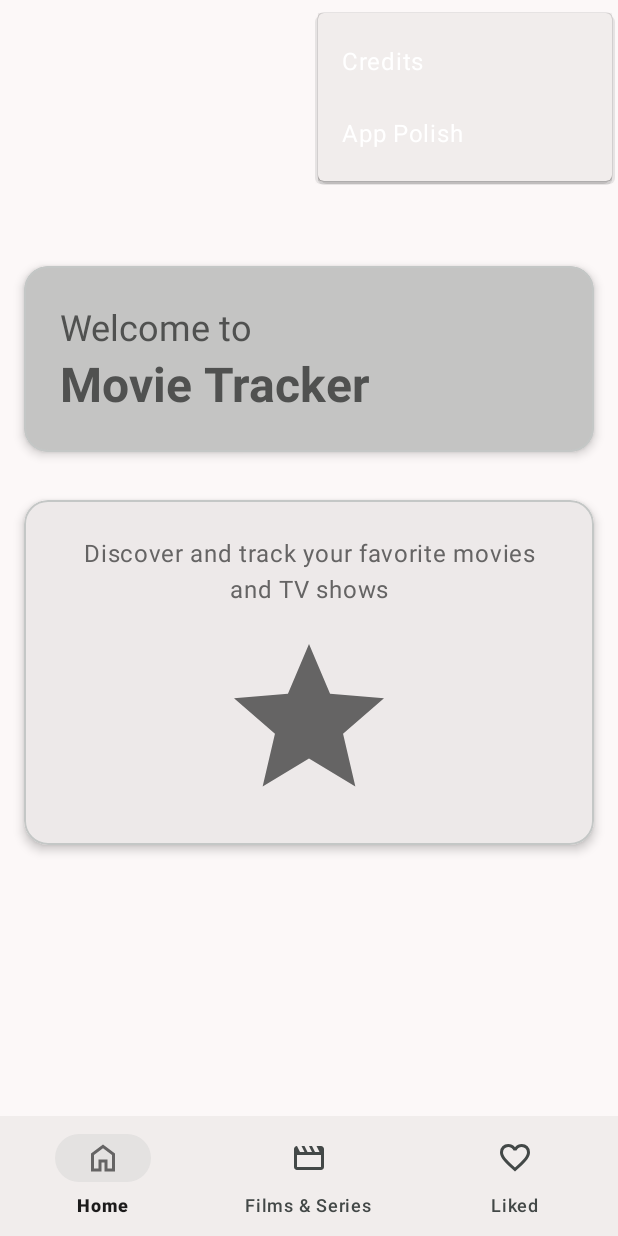
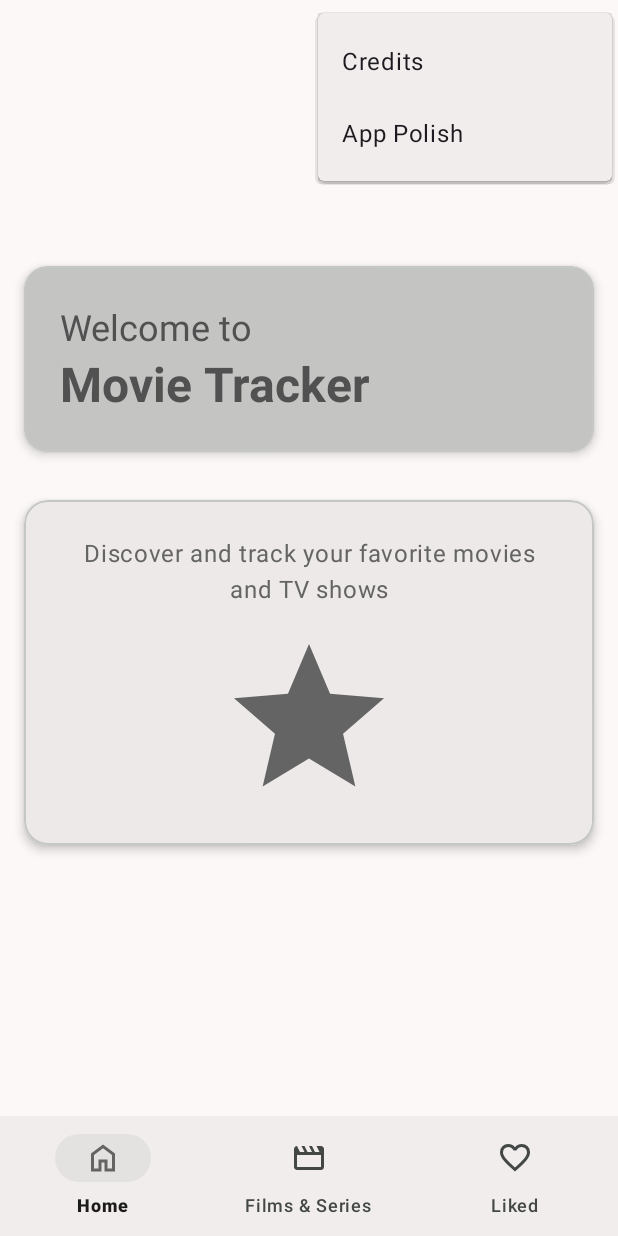
Before and after one commit to GillesVanPellicom/TM_app_dev_2025, an Android app built with Jetpack Compose: the screen it shows after launch (MainActivity), with the options menu open, on a phone screen of 412 x 824 dp. Run offline under Robolectric (Android 15) with nearby library versions, the phone set to English and light mode, and no system bars; our stand-ins replace Room's generated code, navigation-ui.

Commit message:
Changed: fixed light theme errors

```diff
--- a/app/src/main/java/com/example/movietracker/MainActivity.kt
+++ b/app/src/main/java/com/example/movietracker/MainActivity.kt
@@ -11,6 +11,7 @@ import android.view.WindowManager
 import android.widget.Button
 import android.widget.ImageView
 import android.widget.TextView
+import androidx.activity.OnBackPressedCallback
 import androidx.appcompat.app.AppCompatActivity
 import androidx.core.view.ViewCompat
 import androidx.core.view.WindowInsetsCompat
@@ -27,6 +28,8 @@ class MainActivity : AppCompatActivity() {
 
   internal lateinit var binding: ActivityMainBinding
   private lateinit var navController: NavController
+  private var isBackDisabled: Boolean = false // Flag to disable back button
+
 
   companion object {
     lateinit var database: AppDatabase
@@ -53,6 +56,17 @@ class MainActivity : AppCompatActivity() {
       view.updatePadding(top = systemBarsInsets.top)
       insets
     }
+
+    // Register OnBackPressedCallback
+    onBackPressedDispatcher.addCallback(this, object : OnBackPressedCallback(true) {
+      override fun handleOnBackPressed() {
+        if (!isBackDisabled) {
+          isEnabled = false // Temporarily disable the callback
+          onBackPressedDispatcher.onBackPressed() // Trigger default behavior
+          isEnabled = true // Re-enable the callback
+        }
+      }
+    })
 
     // Set system bar colors for cross compatibility
     setupSystemBars()
@@ -114,22 +128,26 @@ class MainActivity : AppCompatActivity() {
 
   fun showLoadingSpinner(hideBackground: Boolean = false) {
     binding.progressBarContainer.visibility = View.VISIBLE
+    isBackDisabled = true
     if (hideBackground) binding.navHostFragment.visibility = View.GONE
 
   }
 
   fun hideLoadingSpinner() {
     binding.progressBarContainer.visibility = View.GONE
+    isBackDisabled = false
     binding.navHostFragment.visibility = View.VISIBLE
   }
 
   fun showReloadButton(hideBackground: Boolean = false) {
     binding.reloadButtonContainer.visibility = View.VISIBLE
+    isBackDisabled = true
     if (hideBackground) binding.navHostFragment.visibility = View.GONE
   }
 
   fun hideReloadButton() {
     binding.reloadButtonContainer.visibility = View.GONE
+    isBackDisabled = false
     binding.navHostFragment.visibility = View.VISIBLE
   }
 
--- a/app/src/main/res/layout/dialog_fullscreen.xml
+++ b/app/src/main/res/layout/dialog_fullscreen.xml
@@ -20,7 +20,8 @@
         android:layout_width="48dp"
         android:layout_height="48dp"
         android:layout_gravity="center"
-        android:contentDescription="@null" />
+        android:contentDescription="@null"
+        app:tint="?attr/colorOnSecondaryContainer" />
 
     <TextView
         android:id="@+id/dialog_title"
--- a/app/src/main/res/layout/fragment_home.xml
+++ b/app/src/main/res/layout/fragment_home.xml
@@ -9,12 +9,11 @@
       android:layout_width="match_parent"
       android:layout_height="wrap_content"
       android:background="?attr/colorSurface"
-      android:theme="@style/ThemeOverlay.Material3.Dark.ActionBar"
       app:layout_constraintEnd_toEndOf="parent"
       app:layout_constraintStart_toStartOf="parent"
       app:layout_constraintTop_toTopOf="parent"
       app:menu="@menu/menu_home"
-      app:titleTextColor="?attr/colorOnSurface" />
+      app:navigationIconTint="?attr/colorOnSecondaryContainer"/>
 
   <com.google.android.material.card.MaterialCardView
       android:id="@+id/welcome_card"
--- a/app/src/main/res/values-night/themes.xml
+++ b/app/src/main/res/values-night/themes.xml
@@ -3,6 +3,7 @@
   <style name="AppTheme" parent="Theme.Material3.Dark.NoActionBar">
     <item name="android:statusBarColor">@android:color/transparent</item>
     <item name="android:navigationBarColor">@android:color/transparent</item>
+    <item name="toolbarStyle">@style/Widget.AppTheme.Toolbar</item>
 
     <item name="colorPrimary">@color/md_theme_primary</item>
     <item name="colorOnPrimary">@color/md_theme_onPrimary</item>
--- a/app/src/main/res/values/strings.xml
+++ b/app/src/main/res/values/strings.xml
@@ -40,7 +40,7 @@
 
   <!-- Project dialogue -->
   <string name="pdiag_title">App Polish</string>
-  <string name="pdiag_text">\nSince API and DB are used, failed requests result in error dialogue and a reload button appearing. Can be tested by disabling network.\n\nBottom nav bar active indicator remains accurate even with concurrent back-stacks.\n\nIf you tap an active item in the bottom nav bar, it returns that back-stack to the initial state.\n\nThe loading spinner and reload button makes everything in the background un-interactable.</string>
+  <string name="pdiag_text">\nSince API and DB are used, failed requests result in error dialogue and a reload button appearing. Can be tested by disabling network.\n\nBottom nav bar active indicator remains accurate even with concurrent back-stacks.\n\nIf you tap an active item in the bottom nav bar, it returns that back-stack to an initial state.\n\nThe loading spinner and reload button make everything in the background un-interactable. External app inputs such as the back command are also disabled in this state.\n\nMaterial 3 theme system support: light and dark theme OOTB.</string>
 
   <!-- BindingAdapters-->
   <string name="binding_runtimeText">%1$dh %2$dm</string>
--- a/app/src/main/res/values/styles.xml
+++ b/app/src/main/res/values/styles.xml
@@ -10,4 +10,9 @@
     <item name="cornerFamily">rounded</item>
     <item name="cornerSize">8dp</item>
   </style>
+
+  <style name="Widget.AppTheme.Toolbar" parent="Widget.Material3.Toolbar">
+    <item name="navigationIconTint">?attr/colorOnSurface</item>
+    <item name="titleTextColor">?attr/colorOnSurface</item>
+  </style>
 </resources>
--- a/app/src/main/res/values/themes.xml
+++ b/app/src/main/res/values/themes.xml
@@ -3,6 +3,7 @@
   <style name="AppTheme" parent="Theme.Material3.Light.NoActionBar">
     <item name="android:statusBarColor">@android:color/transparent</item>
     <item name="android:navigationBarColor">@android:color/transparent</item>
+    <item name="toolbarStyle">@style/Widget.AppTheme.Toolbar</item>
 
     <item name="colorPrimary">@color/md_theme_primary</item>
     <item name="colorOnPrimary">@color/md_theme_onPrimary</item>
```
Also changed, not shown: gradle/libs.versions.toml (+0 -24 lines).
